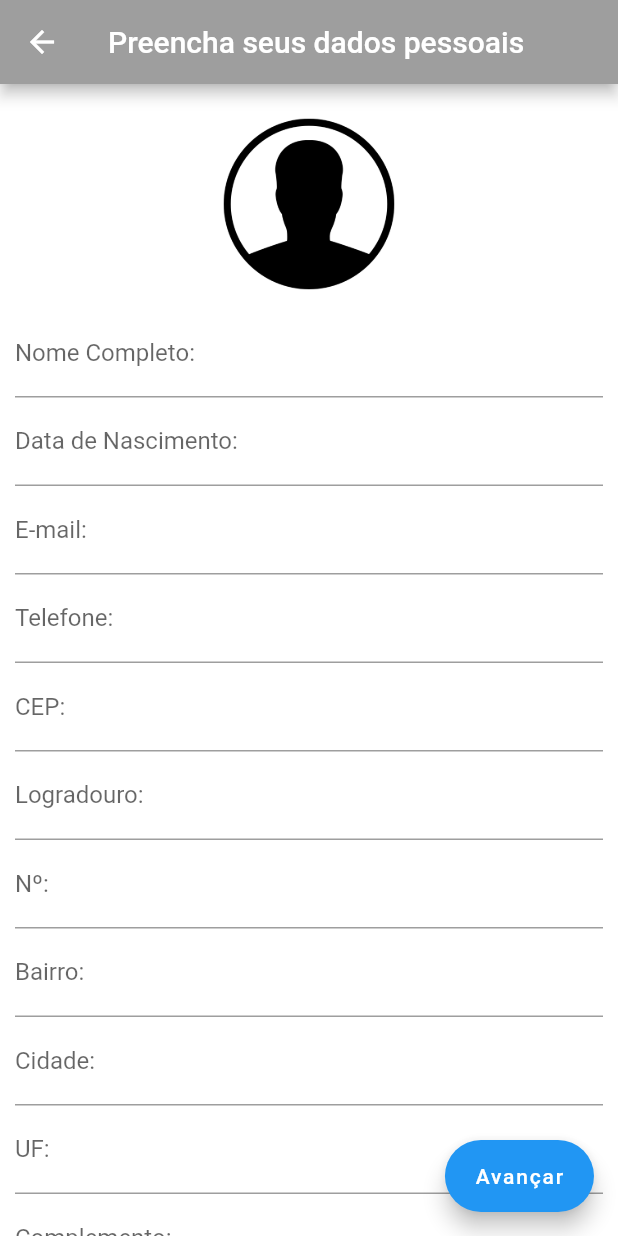
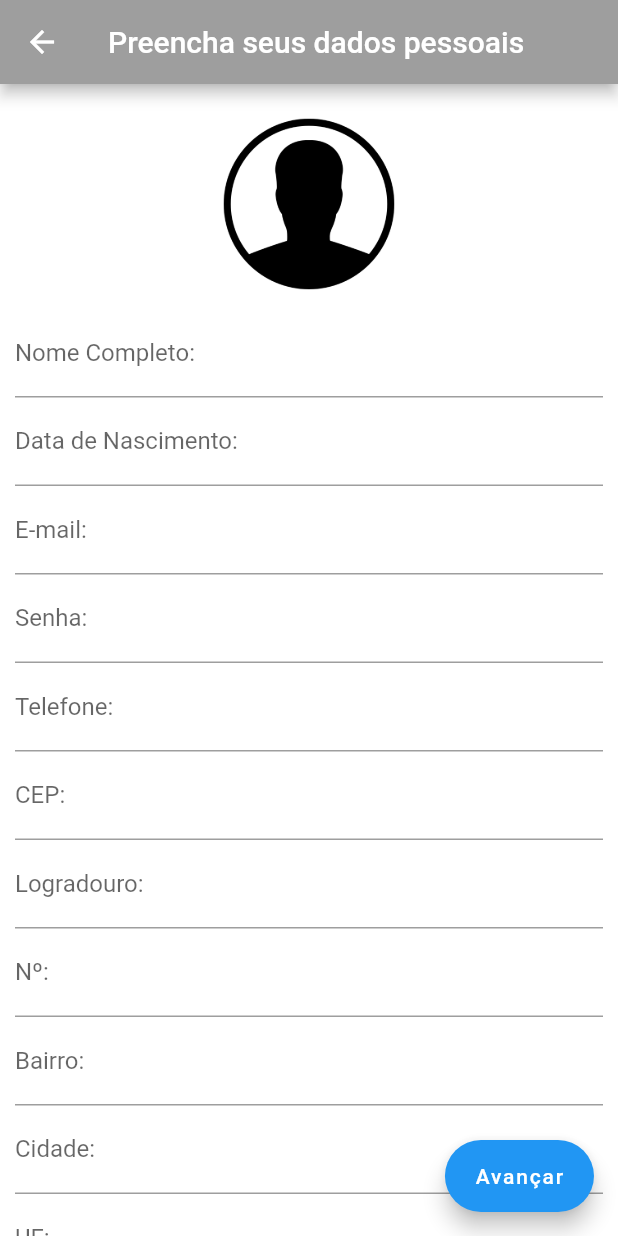
Before and after one commit to yurimatosrodrigues/controleFinanceiroMotoristas, a Flutter app: the telaCadastro screen opened directly, on a phone screen of 412 x 824 dp. Run offline on Flutter 3.47's test engine with Material 2 defaults, Android fonts, the light colour scheme and no system bars; missing offline and left inert: dart:ffi.

Commit message:
Update telaCadastro.dart
Coloquei a parte da senha.

```diff
--- a/controlefinanceiromotorista/lib/telaCadastro.dart
+++ b/controlefinanceiromotorista/lib/telaCadastro.dart
@@ -51,6 +51,11 @@ class _telaCadastro extends State<telaCadastro> {
               decoration: InputDecoration(labelText: "E-mail:"),
               keyboardType: TextInputType.emailAddress,
             ),
+            TextFormField(
+              obscureText: true,
+              decoration: const InputDecoration(
+                labelText: 'Senha:',
+              ),),
             TextField(
               decoration: InputDecoration(labelText: "Telefone:"),
               keyboardType: TextInputType.phone,
```
